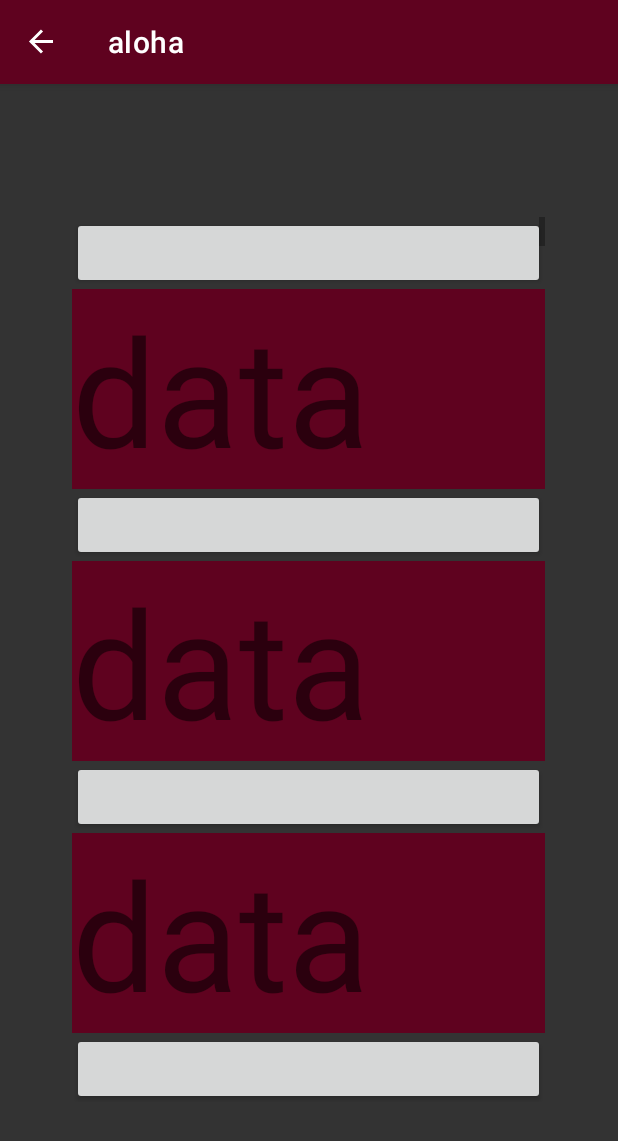
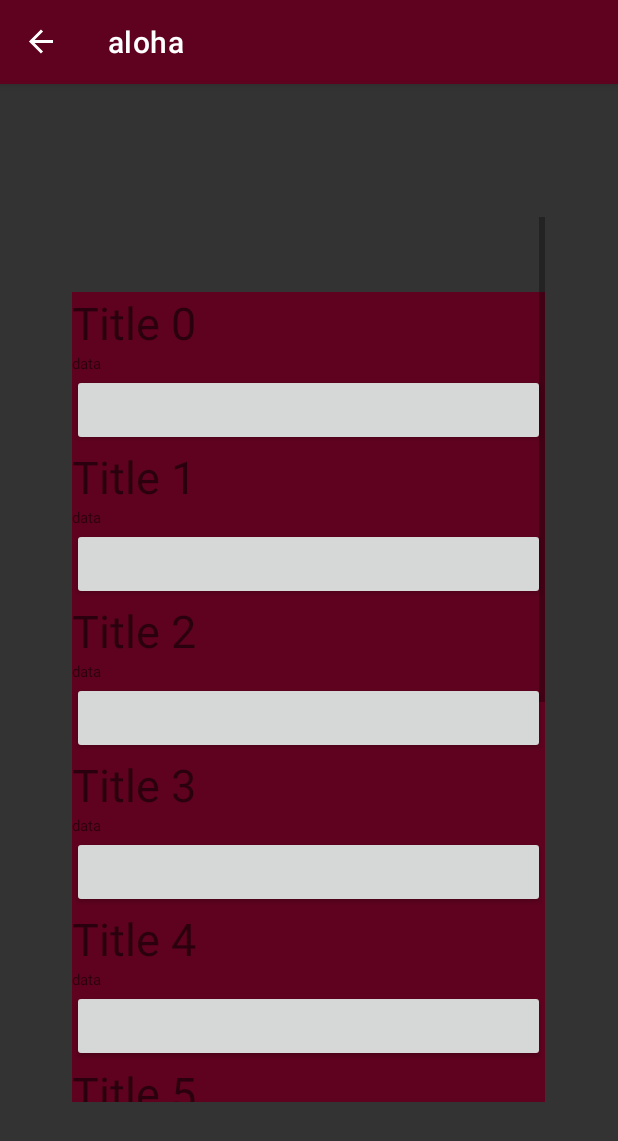
Before and after one commit to xrisaD/Distracks-ADistributedPlayer, an Android app: the SearchResult screen opened through its navigation route, on a phone screen of 412 x 824 dp. Shown: the top 1141 px of the screen. Run offline under Robolectric (Android 15) with nearby library versions, the phone set to English and light mode, and no system bars; our stand-ins replace navigation-ui; 1 statement that could not run was skipped.

Commit message:
songs layouts first try

```diff
--- a/MyApplication/app/src/main/java/com/world/myapplication/SearchResult.java
+++ b/MyApplication/app/src/main/java/com/world/myapplication/SearchResult.java
@@ -39,32 +39,33 @@ public class SearchResult extends Fragment {
         LinearLayout myLayout = rootView.findViewById(R.id.search_layout);
         int colorBackground = Color.parseColor("#5F021F");
         ArrayList<LinearLayout> mySongs = new ArrayList<LinearLayout>();
-        final int N = 100; // total number of textviews to add
+        final int N = 10; // total number of textviews to add
 
         for (int i = 0; i < N; i++) {
             // create a new textview
             // Create LinearLayout
             LinearLayout newLayout = new LinearLayout(getContext());
-            newLayout.setOrientation(LinearLayout.HORIZONTAL);
+            newLayout.setOrientation(LinearLayout.VERTICAL);
             newLayout.setBackgroundColor(colorBackground);
+
 
             // Add title
             TextView title = new TextView(getContext());
-            title.setText("TITLE");
-            title.setTextSize(100);
+            title.setText("Title "+i);
+            title.setTextSize(30);
             newLayout.addView(title);
 
             //Add
             TextView data = new TextView(getContext());
-            title.setText("data");
-            data.setTextSize(70);
+            data.setText("data");
+            data.setTextSize(10);
             newLayout.addView(data);
 
             // Create Button
             final Button btn = new Button(getContext());
+            newLayout.addView(btn);
 
             // add the textview to the linearlayout
-            myLayout.addView(btn);
             myLayout.addView(newLayout);
 
             // save a reference to the textview for later
--- a/MyApplication/app/src/main/res/layout/search_result.xml
+++ b/MyApplication/app/src/main/res/layout/search_result.xml
@@ -1,13 +1,15 @@
 <?xml version="1.0" encoding="utf-8"?>
 <ScrollView xmlns:android="http://schemas.android.com/apk/res/android"
     android:layout_width="fill_parent"
-    android:layout_height="fill_parent" >
+    android:layout_height="fill_parent">
     <LinearLayout xmlns:android="http://schemas.android.com/apk/res/android"
     xmlns:app="http://schemas.android.com/apk/res-auto"
     xmlns:tools="http://schemas.android.com/tools"
     android:layout_width="match_parent"
     android:layout_height="match_parent"
     android:id="@+id/search_layout"
-    android:orientation="vertical">
+    android:orientation="vertical"
+        android:layout_marginTop="50dp"
+        android:layout_marginBottom="50dp">
     </LinearLayout>
 </ScrollView>
```
